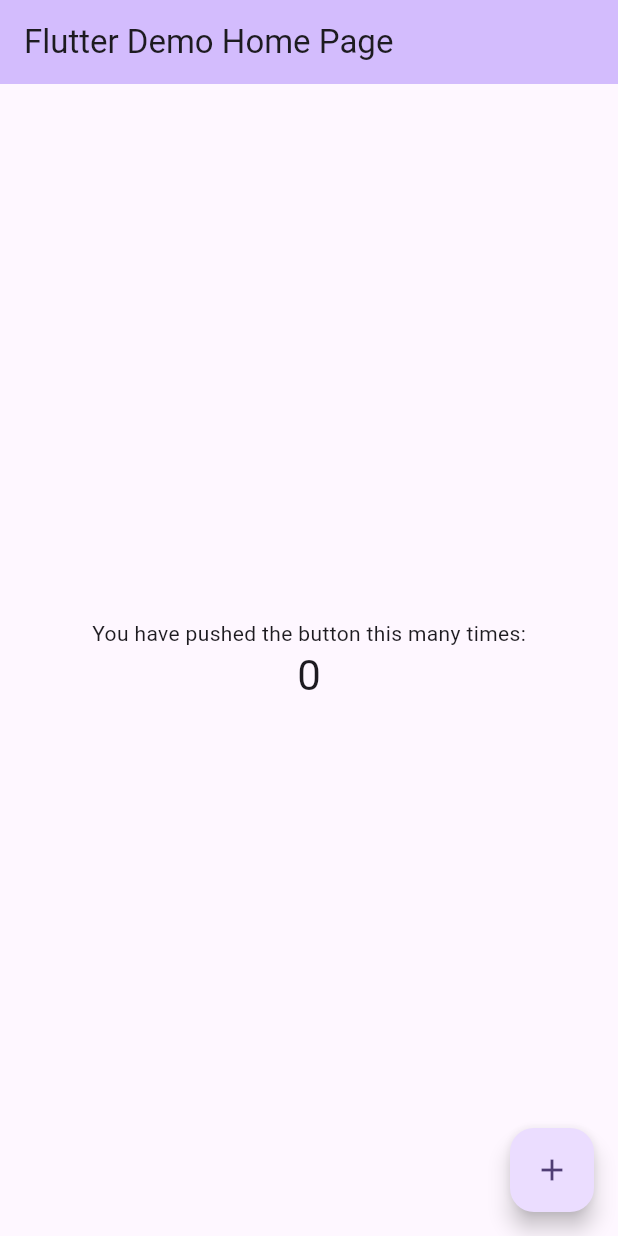
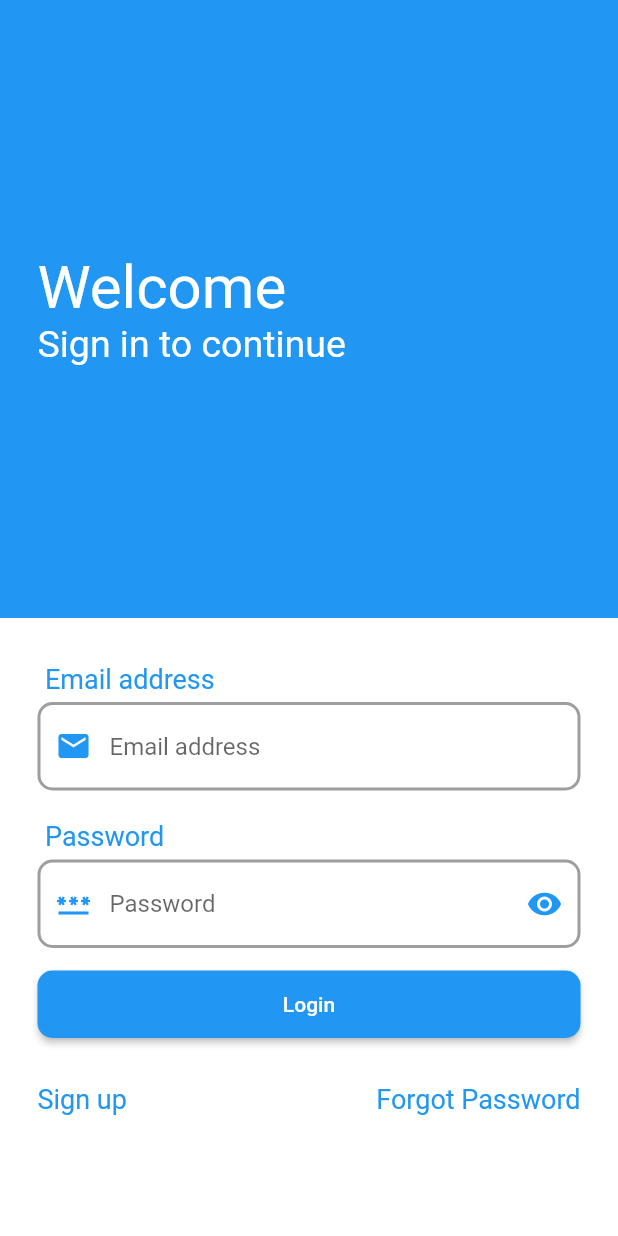
Before and after one commit to MohitKumar-personal/HomeAutomationBasic, a Flutter app: the screen it shows after launch, on a phone screen of 412 x 824 dp. Run offline on Flutter 3.47's test engine with Material 2 defaults, Android fonts, the phone set to English and light mode, and no system bars.

Commit message:
Just Finished the LogIn Page

```diff
--- a/smarthomeapp/lib/main.dart
+++ b/smarthomeapp/lib/main.dart
@@ -1,125 +1,200 @@
 import 'package:flutter/material.dart';
 
 void main() {
-  runApp(const MyApp());
+  runApp(SmartHome());
 }
 
-class MyApp extends StatelessWidget {
-  const MyApp({super.key});
-
-  // This widget is the root of your application.
+class SmartHome extends StatelessWidget {
   @override
   Widget build(BuildContext context) {
     return MaterialApp(
+      debugShowCheckedModeBanner: false,
       title: 'Flutter Demo',
       theme: ThemeData(
-        // This is the theme of your application.
-        //
-        // TRY THIS: Try running your application with "flutter run". You'll see
-        // the application has a blue toolbar. Then, without quitting the app,
-        // try changing the seedColor in the colorScheme below to Colors.green
-        // and then invoke "hot reload" (save your changes or press the "hot
-        // reload" button in a Flutter-supported IDE, or press "r" if you used
-        // the command line to start the app).
-        //
-        // Notice that the counter didn't reset back to zero; the application
-        // state is not lost during the reload. To reset the state, use hot
-        // restart instead.
-        //
-        // This works for code too, not just values: Most code changes can be
-        // tested with just a hot reload.
-        colorScheme: ColorScheme.fromSeed(seedColor: Colors.deepPurple),
-        useMaterial3: true,
+        primarySwatch: Colors.blue
       ),
-      home: const MyHomePage(title: 'Flutter Demo Home Page'),
+      home: LoginPage(),
     );
   }
 }
 
-class MyHomePage extends StatefulWidget {
-  const MyHomePage({super.key, required this.title});
+class LoginPage extends StatelessWidget{
 
-  // This widget is the home page of your application. It is stateful, meaning
-  // that it has a State object (defined below) that contains fields that affect
-  // how it looks.
-
-  // This class is the configuration for the state. It holds the values (in this
-  // case the title) provided by the parent (in this case the App widget) and
-  // used by the build method of the State. Fields in a Widget subclass are
-  // always marked "final".
-
-  final String title;
-
-  @override
-  State<MyHomePage> createState() => _MyHomePageState();
-}
-
-class _MyHomePageState extends State<MyHomePage> {
-  int _counter = 0;
-
-  void _incrementCounter() {
-    setState(() {
-      // This call to setState tells the Flutter framework that something has
-      // changed in this State, which causes it to rerun the build method below
-      // so that the display can reflect the updated values. If we changed
-      // _counter without calling setState(), then the build method would not be
-      // called again, and so nothing would appear to happen.
-      _counter++;
-    });
-  }
+  var emailAddress = TextEditingController();
+  var password = TextEditingController();
 
   @override
   Widget build(BuildContext context) {
-    // This method is rerun every time setState is called, for instance as done
-    // by the _incrementCounter method above.
-    //
-    // The Flutter framework has been optimized to make rerunning build methods
-    // fast, so that you can just rebuild anything that needs updating rather
-    // than having to individually change instances of widgets.
     return Scaffold(
-      appBar: AppBar(
-        // TRY THIS: Try changing the color here to a specific color (to
-        // Colors.amber, perhaps?) and trigger a hot reload to see the AppBar
-        // change color while the other colors stay the same.
-        backgroundColor: Theme.of(context).colorScheme.inversePrimary,
-        // Here we take the value from the MyHomePage object that was created by
-        // the App.build method, and use it to set our appbar title.
-        title: Text(widget.title),
-      ),
-      body: Center(
-        // Center is a layout widget. It takes a single child and positions it
-        // in the middle of the parent.
-        child: Column(
-          // Column is also a layout widget. It takes a list of children and
-          // arranges them vertically. By default, it sizes itself to fit its
-          // children horizontally, and tries to be as tall as its parent.
-          //
-          // Column has various properties to control how it sizes itself and
-          // how it positions its children. Here we use mainAxisAlignment to
-          // center the children vertically; the main axis here is the vertical
-          // axis because Columns are vertical (the cross axis would be
-          // horizontal).
-          //
-          // TRY THIS: Invoke "debug painting" (choose the "Toggle Debug Paint"
-          // action in the IDE, or press "p" in the console), to see the
-          // wireframe for each widget.
-          mainAxisAlignment: MainAxisAlignment.center,
-          children: <Widget>[
-            const Text(
-              'You have pushed the button this many times:',
-            ),
-            Text(
-              '$_counter',
-              style: Theme.of(context).textTheme.headlineMedium,
-            ),
-          ],
+      // appBar: AppBar(
+      //   title: Text('LoginPage'),
+      // ),
+      body: Container(
+          child: Column(
+            children: [
+
+              Expanded(
+                flex: 1,
+                child: Container(
+                  color: Colors.blue,
+                  child: Padding(
+                    padding: const EdgeInsets.all(25.0),
+                    child: Column(
+                      mainAxisAlignment: MainAxisAlignment.center,
+                      children: [
+                        Row(
+                          children: [
+                            Text('Welcome', style: TextStyle(
+                              fontSize: 40,
+                              color: Colors.white
+                            ),),
+                          ],
+                        ),
+                        Row(
+                          children: [
+                            Text('Sign in to continue', style: TextStyle(
+                                fontSize: 25,
+                                color: Colors.white
+                            ),),
+                          ],
+                        ),
+                      ],
+                    ),
+                  ),
+                ),
+              ),
+
+              Expanded(
+                flex: 1,
+                child: Container(
+                  color: Colors.white,
+                  child: Padding(
+                    padding: const EdgeInsets.all(25.0),
+                    child: Column(
+                      children: [
+                        Row(
+                          children: [
+                            Container(
+                              margin: EdgeInsets.all(5.0),
+                              child: Text('Email address', style: TextStyle(
+                                fontSize: 18,
+                                color: Colors.blue
+                              ),),
+                            ),
+                          ],
+                        ),
+                        Container(
+                          margin: EdgeInsets.only(bottom: 15),
+                          child: TextField(
+                            controller: emailAddress,
+                            decoration: InputDecoration(
+                              hintText: 'Email address',
+                              enabledBorder: OutlineInputBorder(
+                                  borderRadius: BorderRadius.circular(10),
+                                  borderSide: BorderSide(
+                                      color: Colors.grey,
+                                      width: 2
+                                  )
+                              ),
+                              focusedBorder: OutlineInputBorder(
+                                  borderRadius: BorderRadius.circular(10),
+                                  borderSide: BorderSide(
+                                      color: Colors.blue,
+                                      width: 2
+                                  )
+                              ),
+                              prefixIcon: Icon(Icons.email, color: Colors.blue, ),
+                            ),
+                          ),
+                        ),
+                        Row(
+                          children: [
+                            Container(
+                              margin: EdgeInsets.all(5.0),
+                              child: Text('Password',style: TextStyle(
+                                  fontSize: 18,
+                                  color: Colors.blue
+                              ),),
+                            ),
+                          ],
+                        ),
+                        Container(
+                          margin: EdgeInsets.only(bottom: 15),
+                          child: TextField(
+                            keyboardType: TextInputType.number,
+                            controller: password,
+                            obscureText: true,
+                            obscuringCharacter: '*',
+                            decoration: InputDecoration(
+                              hintText: 'Password',
+                              enabledBorder: OutlineInputBorder(
+                                  borderRadius: BorderRadius.circular(10),
+                                  borderSide: BorderSide(
+                                      color: Colors.grey,
+                                      width: 2
+                                  )
+                              ),
+                              focusedBorder: OutlineInputBorder(
+                                  borderRadius: BorderRadius.circular(10),
+                                  borderSide: BorderSide(
+                                      color: Colors.blue,
+                                      width: 2
+                                  )
+                              ),
+                              prefixIcon: Icon(Icons.password, color: Colors.blue, ),
+                              suffixIcon: IconButton(
+                                icon: Icon(Icons.remove_red_eye, color: Colors.blue,),
+                                onPressed: () {
+                                  print('Icon pressed');
+                                },),
+                            ),
+                          ),
+                        ),
+                        Row(
+                          children: [
+                            Expanded(
+                              child: Container(
+                                height: 45,
+                                child: ElevatedButton(onPressed: (){
+                                  String emailaddr = emailAddress.text.toString();
+                                  String pass =   password.text;
+                                  print("Email: $emailaddr, Password: $pass");
+                                }, child: Text('Login'),
+                                  style: ElevatedButton.styleFrom(
+                                    shape: RoundedRectangleBorder(
+                                      borderRadius: BorderRadius.circular(10.0),
+                                    ),
+                                  ),
+                                ),
+                              ),
+                            ),
+                          ],
+                        ),
+                        Container(height: 30,),
+                        Row(
+                          mainAxisAlignment: MainAxisAlignment.spaceBetween,
+                          children: [
+                            Text('Sign up', style: TextStyle(
+                                    fontSize: 18,
+                                    color: Colors.blue
+                                ),),
+
+                            Text('Forgot Password',style: TextStyle(
+                                    fontSize: 18,
+                                    color: Colors.blue
+                                ),),
+                          ],
+                        ),
+                      ],
+                    ),
+                  ),
+                ),
+              ),
+
+
+            ],
         ),
-      ),
-      floatingActionButton: FloatingActionButton(
-        onPressed: _incrementCounter,
-        tooltip: 'Increment',
-        child: const Icon(Icons.add),
-      ), // This trailing comma makes auto-formatting nicer for build methods.
+      )
     );
   }
 }
```
